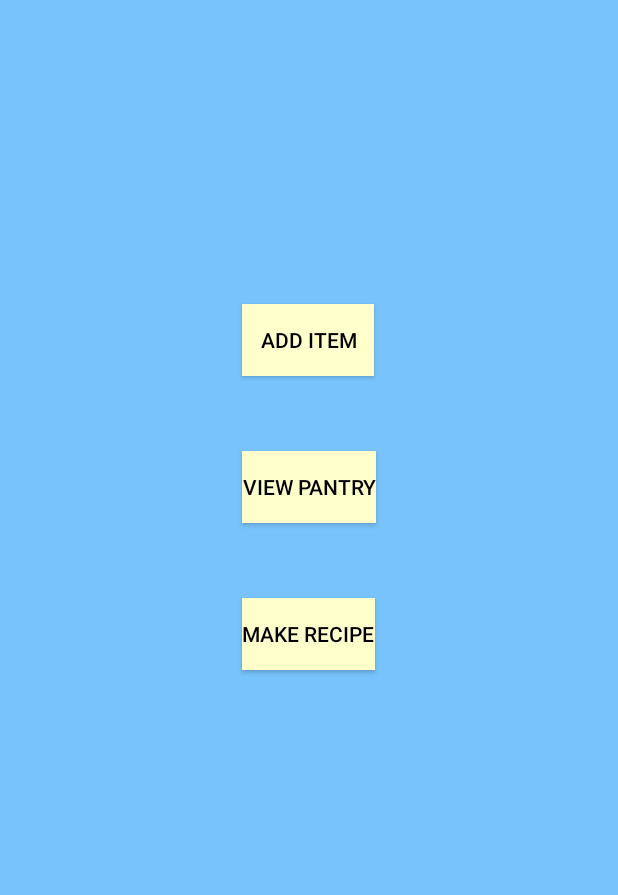
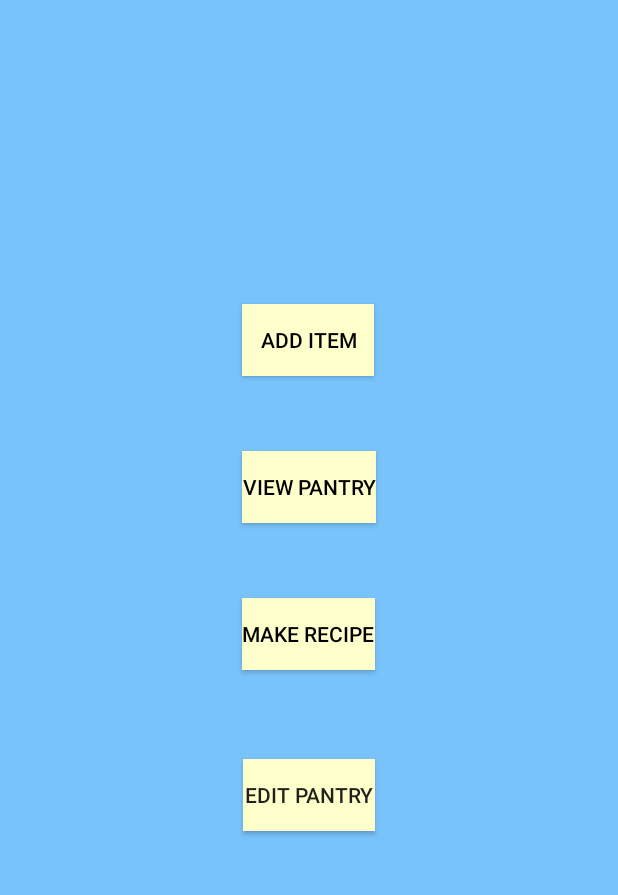
Before and after one commit to zcianflone/PantryPro, an Android app: the screen it shows after launch (MainActivity), on a phone screen of 412 x 824 dp, the part 173-1068 px from its top. Run offline under Robolectric (Android 15) with nearby library versions, the phone set to English and light mode, and no system bars.

Commit message:
Add Item navigation functionality added

```diff
--- a/app/src/main/AndroidManifest.xml
+++ b/app/src/main/AndroidManifest.xml
@@ -15,6 +15,7 @@
                 <category android:name="android.intent.category.LAUNCHER" />
             </intent-filter>
         </activity>
+        <activity android:name=".AddItem"></activity>
     </application>
 
 </manifest>
--- a/app/src/main/res/layout/activity_main.xml
+++ b/app/src/main/res/layout/activity_main.xml
@@ -14,13 +14,14 @@
         android:layout_width="wrap_content"
         android:layout_height="wrap_content"
         android:text="Add Item"
-        android:id="@+id/button"
+        android:id="@+id/add_item"
         android:layout_above="@+id/button2"
         android:layout_alignLeft="@+id/button3"
         android:layout_alignStart="@+id/button3"
         android:background="#ffffcc"
         android:textColor="@android:color/black"
-        android:layout_marginBottom="50dp" />
+        android:layout_marginBottom="50dp"
+        android:onClick="goToAddItem"/>
 
     <Button
         android:layout_width="wrap_content"
@@ -28,10 +29,10 @@
         android:text="View Pantry"
         android:id="@+id/button2"
         android:layout_centerVertical="true"
-        android:layout_alignLeft="@+id/button"
+        android:layout_alignLeft="@+id/add_item"
         android:background="#ffffcc"
         android:textColor="@android:color/black"
-        android:layout_alignStart="@+id/button" />
+        android:layout_alignStart="@+id/add_item" />
 
     <Button
         android:layout_width="wrap_content"
@@ -53,4 +54,14 @@
         android:id="@+id/textView"
         android:layout_alignParentTop="true"
         android:layout_centerHorizontal="true" />
+
+    <Button
+        android:layout_width="wrap_content"
+        android:layout_height="wrap_content"
+        android:text="Edit Pantry"
+        android:id="@+id/button5"
+        android:layout_below="@+id/button3"
+        android:layout_centerHorizontal="true"
+        android:layout_marginTop="59dp"
+        android:background="#ffffcc" />
 </RelativeLayout>
```
Also changed, not shown: app/src/main/java/com/example/zaccianflone/pantrypro/AddItem.java (added, +21 -0 lines), app/src/main/java/com/example/zaccianflone/pantrypro/MainActivity.java (+9 -0 lines), app/src/main/res/layout/activity_add_item.xml (added, +20 -0 lines), app/src/main/res/layout/activity_add_item2.xml (added, +30 -0 lines).
